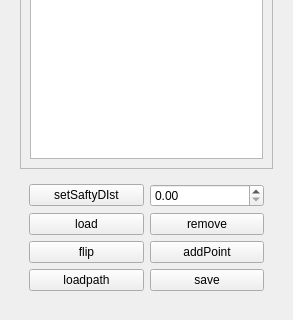
Before: the Qt Designer form pathplanner.ui in oliversssf2/ui_app, drawn with Qt 5; both pictures show x 0 to 293 and y 470 to 790 of the 293 by 790 pixel window.
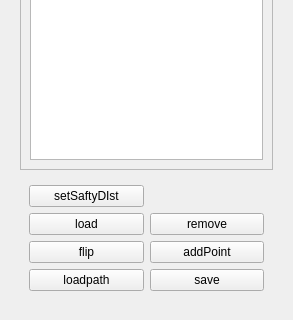
After: the same form once the commit is applied.

```diff
--- a/pathplanner.ui
+++ b/pathplanner.ui
@@ -105,7 +105,7 @@
            <x>0</x>
            <y>0</y>
            <width>251</width>
-           <height>578</height>
+           <height>579</height>
           </rect>
          </property>
          <property name="sizePolicy">
@@ -219,9 +219,6 @@
            </property>
           </widget>
          </item>
-         <item row="0" column="1">
-          <widget class="QDoubleSpinBox" name="doubleSpinBox"/>
-         </item>
         </layout>
        </widget>
       </item>
```
